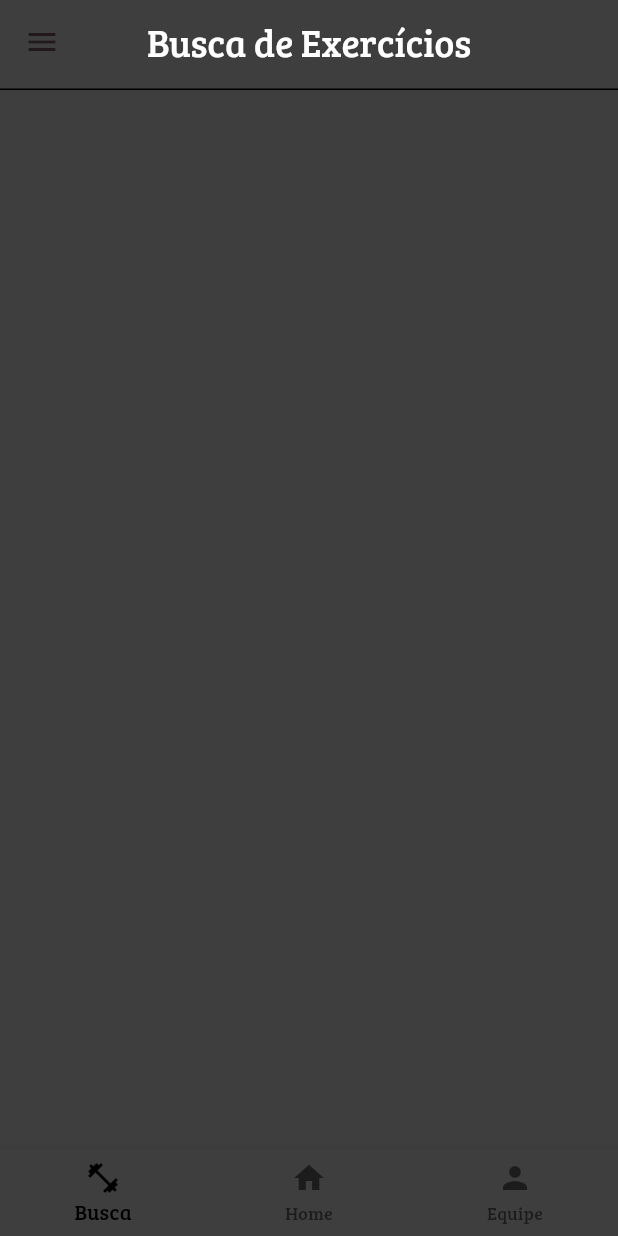
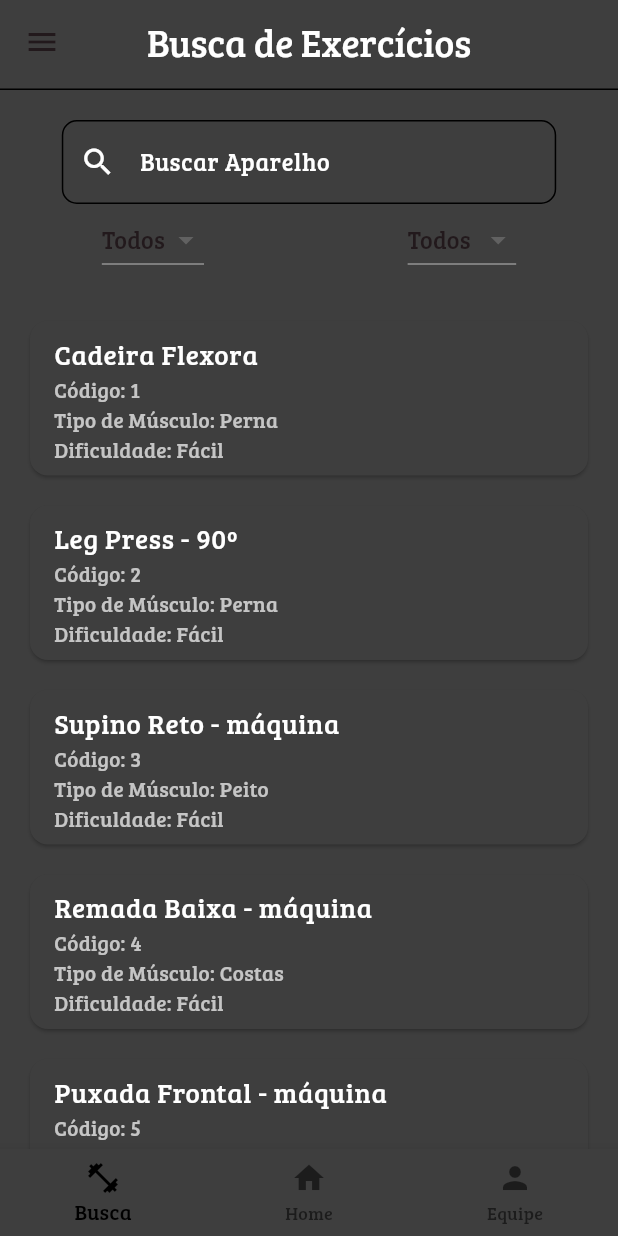
Before and after one commit to Caio32Pro/Projeto_Final_Flutter, a Flutter app: the Treino screen opened directly, on a phone screen of 412 x 824 dp. Run offline on Flutter 3.47's test engine with Material 3 defaults, Android fonts, the phone set to English and light mode, and no system bars; our stand-ins replace carousel_slider, dots_indicator, get, get_storage, shared_preferences; missing offline and left inert: mailer; accounts and stored records are empty.

Commit message:
Finished the search page

```diff
--- /dev/null
+++ b/lib/model/aparelho.dart
@@ -0,0 +1,24 @@
+class Aparelho{
+  late String nome;
+  late int codAparelho;
+  late String tipoMusculo;
+  late String dificuldade;
+
+  Aparelho({
+    required this.nome,
+    required this.codAparelho,
+    required this.tipoMusculo,
+    required this.dificuldade,
+  });
+
+  get getNome => nome;
+  get getCodAparelho => codAparelho;
+  get getTipoMusculo => tipoMusculo;
+  get getDificldade => dificuldade;
+
+  set setNome(String nome) => this.nome = nome;
+  set setCodAparelho(int codAparelho) => this.codAparelho = codAparelho;
+  set setTipoMusculo(String tipoMusculo) => this.tipoMusculo = tipoMusculo;
+  set setDificldade(String dificldade) => this.dificuldade = dificldade;
+
+}
--- /dev/null
+++ b/lib/view/busca.dart
@@ -0,0 +1,302 @@
+import 'package:flutter/material.dart';
+import 'package:projeto_final_flutter/model/aparelho.dart';
+import 'package:projeto_final_flutter/view/homepage.dart';
+import 'package:projeto_final_flutter/view/login.dart';
+import 'package:projeto_final_flutter/view/equipe.dart';
+import 'package:projeto_final_flutter/view/sobre.dart';
+
+class Treino extends StatefulWidget {
+  const Treino({super.key});
+
+  @override
+  State<Treino> createState() => _TreinoState();
+}
+
+class _TreinoState extends State<Treino> {
+
+  String selectedButton = "";
+  double currentPosition = 0;
+  final TextEditingController searchController = TextEditingController();
+  List<Aparelho> aparelhos = [
+    Aparelho(
+      nome: "Cadeira Flexora",
+      codAparelho: 1,
+      tipoMusculo: "Perna",
+      dificuldade: "Fácil",
+    ),
+    Aparelho(
+      nome: "Leg Press - 90º",
+      codAparelho: 2,
+      tipoMusculo: "Perna",
+      dificuldade: "Fácil",
+    ),
+    Aparelho(
+      nome: "Supino Reto - máquina",
+      codAparelho: 3,
+      tipoMusculo: "Peito",
+      dificuldade: "Fácil",
+    ),
+    Aparelho(
+      nome: "Remada Baixa - máquina",
+      codAparelho: 4,
+      tipoMusculo: "Costas",
+      dificuldade: "Fácil",
+    ),
+    Aparelho(
+      nome: "Puxada Frontal - máquina",
+      codAparelho: 5,
+      tipoMusculo: "Costas",
+      dificuldade: "Fácil",
+    ),
+    Aparelho(
+      nome: "Cadeira Abdutora",
+      codAparelho: 6,
+      tipoMusculo: "Perna",
+      dificuldade: "Fácil",
+    ),
+    Aparelho(
+      nome: "Cadeira Adutora",
+      codAparelho: 7,
+      tipoMusculo: "Perna",
+      dificuldade: "Fácil",
+    ),
+    Aparelho(
+      nome: "Puxada Alta - máquina",
+      codAparelho: 8,
+      tipoMusculo: "Costas",
+      dificuldade: "Fácil",
+    ),
+    Aparelho(
+      nome: "Crossover",
+      codAparelho: 9,
+      tipoMusculo: "Peito",
+      dificuldade: "Fácil",
+    ),
+    Aparelho(
+      nome: "Leg Press 45°",
+      codAparelho: 10,
+      tipoMusculo: "Perna",
+      dificuldade: "Médio",
+    ),
+  ];
+
+  List<Aparelho> exerciciosFiltrados = [];
+  String busca = '';
+  String dificuldadeSelecionada = 'Todos';
+  String musculoSelecionado = 'Todos';
+
+  final List<String> dificuldades = ['Todos', 'Fácil', 'Médio', 'Difícil'];
+  final List<String> musculos = ['Todos', 'Peito', 'Perna', 'Braço', 'Costas'];
+
+  @override
+  void initState() {
+    super.initState();
+    exerciciosFiltrados = List.from(aparelhos);
+  }
+
+  void filtrar() {
+    setState(() {
+      exerciciosFiltrados = aparelhos.where((ex) {
+        final buscaMatch = busca.isEmpty ||
+            ex.nome.toLowerCase().contains(busca.toLowerCase()) ||
+            ex.codAparelho.toString().toLowerCase().contains(busca.toLowerCase());
+
+        final dificuldadeMatch =
+            dificuldadeSelecionada == 'Todos' || ex.dificuldade == dificuldadeSelecionada;
+
+        final musculoMatch =
+            musculoSelecionado == 'Todos' || ex.tipoMusculo == musculoSelecionado;
+
+        return buscaMatch && dificuldadeMatch && musculoMatch;
+      }).toList();
+    });
+  }
+
+  @override
+  Widget build(BuildContext context) {
+    final screenWidth = MediaQuery.of(context).size.width;
+
+    return Scaffold(
+      backgroundColor: Color(0xFF3E3E3E),
+      appBar: AppBar(
+        backgroundColor: Color(0xFF3E3E3E),
+        title: Text(
+          'Busca de Exercícios',
+          style: TextStyle(color: Colors.white, fontSize: 25),
+        ),
+        centerTitle: true,
+        bottom: PreferredSize(
+          preferredSize: Size.fromHeight(4.0),
+          child: Container(color: Color.fromARGB(255, 0, 0, 0), height: 1.0),
+        ),
+      ),
+      drawer: Drawer(
+        backgroundColor: Color(0xFF3E3E3E),
+        child: ListView(
+          padding: EdgeInsets.zero,
+          children: [
+            SizedBox(
+              height: 65,
+              child: DrawerHeader(
+                decoration: BoxDecoration(color: Color(0xFF3E3E3E)),
+                child: Text(
+                  'GymGuru',
+                  style: TextStyle(
+                    color: const Color.fromARGB(255, 255, 255, 255),
+                    fontSize: 24,
+                  ),
+                ),
+              ),
+            ),
+            ListTile(
+              title: Text('Sobre', style: TextStyle(color: Colors.white)),
+              leading: Icon(Icons.help, color: Colors.white),
+              onTap: () {
+                Navigator.push(
+                  context,
+                  MaterialPageRoute(builder: (context) => Sobre()),
+                );
+              },
+            ),
+            ListTile(
+              title: Text('Sair', style: TextStyle(color: Colors.white)),
+              leading: Icon(Icons.exit_to_app, color: Colors.white),
+              onTap: () {
+                Navigator.push(
+                  context,
+                  MaterialPageRoute(builder: (context) => Login()),
+                );
+              },
+            ),
+          ],
+        ),
+      ),
+      bottomNavigationBar: BottomNavigationBar(
+        backgroundColor: Color(0xFF3E3E3E),
+        currentIndex: 0,
+        onTap: (index) {
+          if (index == 0) {
+            Navigator.push(
+              context,
+              MaterialPageRoute(builder: (context) => Treino()),
+            );
+          } else if (index == 1) {
+            Navigator.push(
+              context,
+              MaterialPageRoute(builder: (context) => Homepage()),
+            );
+          } else if (index == 2) {
+            Navigator.push(
+              context,
+              MaterialPageRoute(builder: (context) => Perfil()),
+            );
+          }
+        },
+        items: [
+          BottomNavigationBarItem(
+            icon: Icon(Icons.fitness_center),
+            label: 'Busca',
+          ),
+          BottomNavigationBarItem(icon: Icon(Icons.home), label: 'Home'),
+          BottomNavigationBarItem(icon: Icon(Icons.person), label: 'Equipe'),
+        ],
+      ),
+      body: Center(
+        child: Column(
+          children: [
+            SizedBox(height: 20),
+            SizedBox(
+              width: screenWidth * 0.8,
+              child: TextField(
+                controller: searchController,
+                decoration: InputDecoration(
+                  prefixIcon: Icon(Icons.search, color: Colors.white),
+                  hintText: 'Digite o nome do aparelho',
+                  hintStyle: TextStyle(color: Colors.white70),
+                  labelText: 'Buscar Aparelho',
+                  labelStyle: TextStyle(color: Colors.white),
+                  filled: true,
+                  fillColor: Color(0xFF3E3E3E),
+                  enabledBorder: OutlineInputBorder(
+                    borderRadius: BorderRadius.circular(10.0),
+                    borderSide: BorderSide(
+                      color: Color.fromARGB(255, 0, 0, 0),
+                      width: 1.0,
+                    ),
+                  ),
+                  border: OutlineInputBorder(
+                    borderRadius: BorderRadius.circular(10.0),
+                    borderSide: BorderSide(
+                      color: Color.fromARGB(255, 0, 0, 0),
+                      width: 1.0,
+                    ),
+                  ),
+                ),
+                style: TextStyle(color: Colors.white),
+                onChanged: (value) {
+                  busca = value;
+                  filtrar();
+                },
+              ),
+            ),
+
+            Row(
+            mainAxisAlignment: MainAxisAlignment.spaceAround,
+            children: [
+              DropdownButton<String>(
+                value: dificuldadeSelecionada,
+                items: dificuldades
+                    .map((dif) => DropdownMenuItem(value: dif, child: Text(dif)))
+                    .toList(),
+                onChanged: (value) {
+                  if (value != null) {
+                    dificuldadeSelecionada = value;
+                    filtrar();
+                  }
+                },
+              ),
+              DropdownButton<String>(
+                value: musculoSelecionado,
+                items: musculos
+                    .map((mus) => DropdownMenuItem(value: mus, child: Text(mus)))
+                    .toList(),
+                onChanged: (value) {
+                  if (value != null) {
+                    musculoSelecionado = value;
+                    filtrar();
+                  }
+                },
+              ),
+            ],
+          ),
+            SizedBox(height: 20),
+            Expanded(
+              child: ListView.builder(
+                itemCount: exerciciosFiltrados.length,
+                itemBuilder: (context, index) {
+                  final ex = exerciciosFiltrados[index];
+                  return Card(
+                    color: Color(0xFF3E3E3E),
+                    margin: EdgeInsets.symmetric(horizontal: 20, vertical: 10),
+                    child: ListTile(
+                      title: Text(
+                        ex.nome,
+                        style: TextStyle(color: Colors.white, fontSize: 18),
+                      ),
+                      subtitle: Text(
+                        'Código: ${ex.codAparelho}\n'
+                        'Tipo de Músculo: ${ex.tipoMusculo}\n'
+                        'Dificuldade: ${ex.dificuldade}',
+                        style: TextStyle(color: Colors.white70),
+                      ),
+                    ),
+                  );
+                },
+              ),
+            )
+          ],
+        ),
+      ),
+    );
+  }
+}
--- a/lib/view/perfil.dart
+++ b/lib/view/equipe.dart
@@ -1,7 +1,7 @@
 import 'package:carousel_slider/carousel_slider.dart';
 import 'package:flutter/material.dart';
 import 'package:dots_indicator/dots_indicator.dart';
-import 'package:projeto_final_flutter/view/exercicio.dart';
+import 'package:projeto_final_flutter/view/busca.dart';
 import 'package:projeto_final_flutter/view/homepage.dart';
 import 'package:projeto_final_flutter/view/login.dart';
 import 'package:projeto_final_flutter/view/sobre.dart';
--- a/lib/view/exercicio.dart
+++ /dev/null
@@ -1,118 +0,0 @@
-import 'package:flutter/material.dart';
-import 'package:projeto_final_flutter/view/homepage.dart';
-import 'package:projeto_final_flutter/view/login.dart';
-import 'package:projeto_final_flutter/view/perfil.dart';
-import 'package:projeto_final_flutter/view/sobre.dart';
-
-class Treino extends StatefulWidget {
-  const Treino({super.key});
-
-  @override
-  State<Treino> createState() => _TreinoState();
-}
-
-class _TreinoState extends State<Treino> {
-  String selectedButton = "";
-  double currentPosition = 0;
-
-  @override
-  Widget build(BuildContext context) {
-    return Scaffold(
-      backgroundColor: Color(0xFF3E3E3E),
-      appBar: AppBar(
-        backgroundColor: Color(0xFF3E3E3E),
-        title: Text(
-          'Busca de Exercícios',
-          style: TextStyle(color: Colors.white, fontSize: 25),
-        ),
-        centerTitle: true,
-        bottom: PreferredSize(
-          preferredSize: Size.fromHeight(4.0),
-          child: Container(color: Color.fromARGB(255, 0, 0, 0), height: 1.0),
-        ),
-      ),
-      drawer: Drawer(
-        backgroundColor: Color(0xFF3E3E3E),
-        child: ListView(
-          padding: EdgeInsets.zero,
-          children: [
-            SizedBox(
-              height: 65,
-              child: DrawerHeader(
-                decoration: BoxDecoration(color: Color(0xFF3E3E3E)),
-                child: Text(
-                  'GymGuru',
-                  style: TextStyle(
-                    color: const Color.fromARGB(255, 255, 255, 255),
-                    fontSize: 24,
-                  ),
-                ),
-              ),
-            ),
-            ListTile(
-              title: Text('Sobre', style: TextStyle(color: Colors.white)),
-              leading: Icon(Icons.help, color: Colors.white),
-              onTap: () {
-                Navigator.push(
-                  context,
-                  MaterialPageRoute(builder: (context) => Sobre()),
-                );
-              },
-            ),
-            ListTile(
-              title: Text('Sair', style: TextStyle(color: Colors.white)),
-              leading: Icon(Icons.exit_to_app, color: Colors.white),
-              onTap: () {
-                Navigator.push(
-                  context,
-                  MaterialPageRoute(builder: (context) => Login()),
-                );
-              },
-            ),
-          ],
-        ),
-      ),
-      bottomNavigationBar: BottomNavigationBar(
-        backgroundColor: Color(0xFF3E3E3E),
-        currentIndex: 0,
-        onTap: (index) {
-          if (index == 0) {
-            Navigator.push(
-              context,
-              MaterialPageRoute(builder: (context) => Treino()),
-            );
-          } else if (index == 1) {
-            Navigator.push(
-              context,
-              MaterialPageRoute(builder: (context) => Homepage()),
-            );
-          } else if (index == 2) {
-            Navigator.push(
-              context,
-              MaterialPageRoute(builder: (context) => Perfil()),
-            );
-          }
-        },
-        items: [
-          BottomNavigationBarItem(
-            icon: Icon(Icons.fitness_center),
-            label: 'Busca',
-          ),
-          BottomNavigationBarItem(
-            icon: Icon(Icons.home),
-            label: 'Home'),
-          BottomNavigationBarItem(
-            icon: Icon(Icons.person),
-            label: 'Equipe'),
-        ],
-      ),
-      body: Center(
-        child: Column(
-          children: [
-
-          ],
-        ),
-      ),
-    );
-  }
-}
--- a/lib/view/homepage.dart
+++ b/lib/view/homepage.dart
@@ -1,7 +1,7 @@
 import 'package:flutter/material.dart';
-import 'package:projeto_final_flutter/view/exercicio.dart';
+import 'package:projeto_final_flutter/view/busca.dart';
 import 'package:projeto_final_flutter/view/login.dart';
-import 'package:projeto_final_flutter/view/perfil.dart';
+import 'package:projeto_final_flutter/view/equipe.dart';
 import 'package:projeto_final_flutter/view/sobre.dart';
 
 class Homepage extends StatefulWidget {
```
Also changed, not shown: pubspec.lock.
